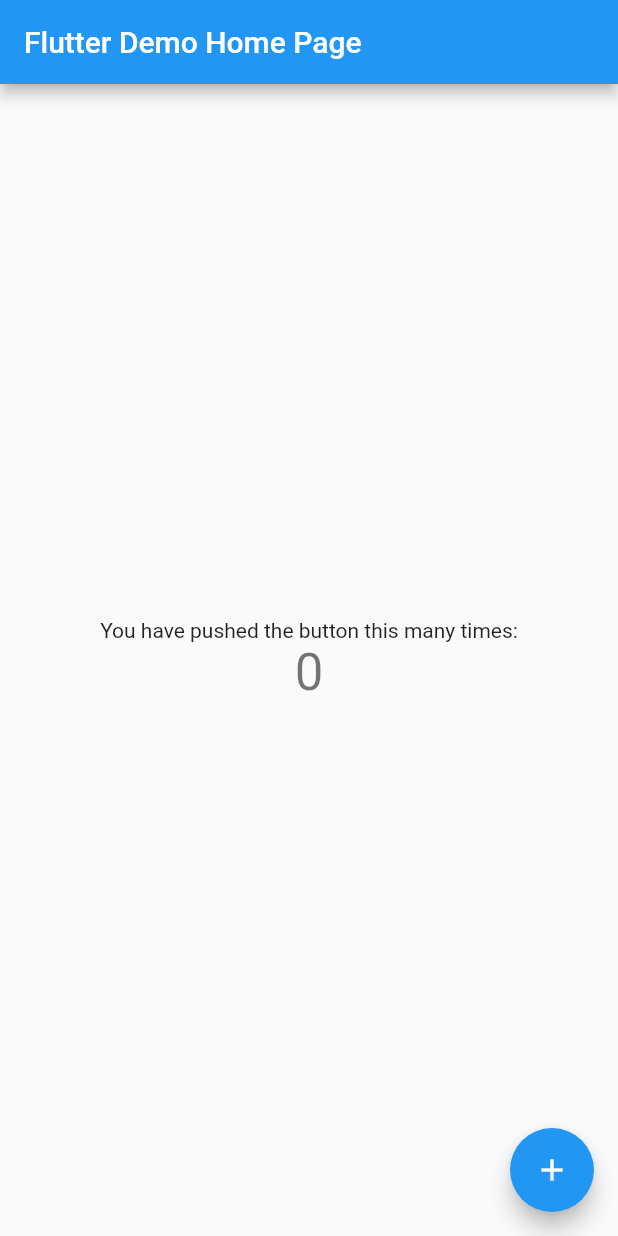
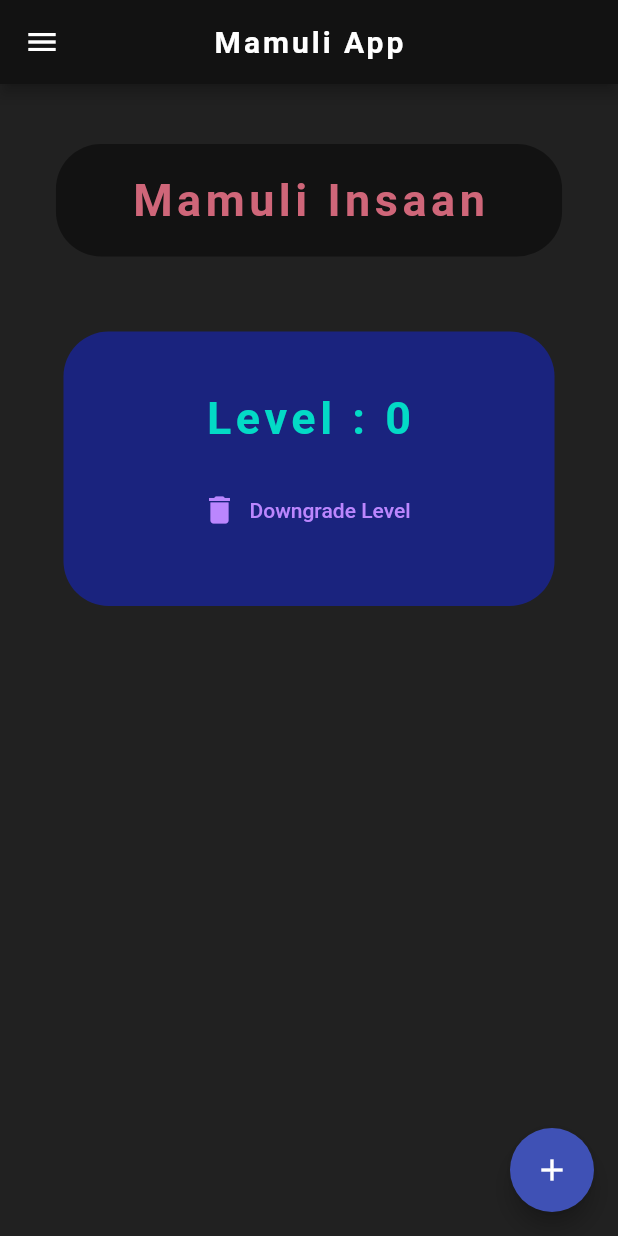
Before and after one commit to asutoshranjan/test-flutter, a Flutter app: the screen it shows after launch, on a phone screen of 412 x 824 dp. Run offline on Flutter 3.47's test engine with Material 2 defaults, Android fonts, the phone set to English and light mode, and no system bars.

Commit message:
The Mamuli App with Mamuli Level

```diff
--- /dev/null
+++ b/test_project/lib/homepage.dart
@@ -0,0 +1,132 @@
+import 'package:flutter/cupertino.dart';
+import 'package:flutter/material.dart';
+import 'package:flutter/painting.dart';
+
+// ignore_for_file: deprecated_member_use
+
+
+class Homepage extends StatefulWidget {
+  @override
+  _HomepageState createState() => _HomepageState();
+}
+
+class _HomepageState extends State<Homepage> {
+
+  int c = 0;
+
+  @override
+  Widget build(BuildContext context) {
+    return Scaffold(
+
+      backgroundColor: Colors.grey[900],
+
+      appBar: AppBar(
+        backgroundColor: Color(0xFF121212),
+        leading: IconButton(
+          icon: Icon(Icons.menu),
+          tooltip: 'Navigation menu',
+          onPressed: () {},
+        ),
+        title: Text(
+          'Mamuli App',
+          style: TextStyle(
+            fontSize: 20,
+            letterSpacing: 2,
+            fontWeight: FontWeight.bold,
+          ),
+        ),
+        centerTitle: true,
+      ),
+
+      body: Column(
+        children: [
+
+          SizedBox(
+            height: 40,
+          ),
+
+          Center(
+            child: Container(
+              padding: EdgeInsets.symmetric(horizontal: 50, vertical: 20),
+              child: Text(
+                'Mamuli Insaan',
+                style: TextStyle(
+                  color: Color(0xFFCF6679),
+                  fontSize: 30,
+                  fontWeight: FontWeight.bold,
+                  letterSpacing: 3,
+                ),
+              ),
+              decoration: BoxDecoration(
+                color: Color(0xFF121212),
+                borderRadius: BorderRadius.circular(30),
+              ),
+            ),
+          ),
+
+          SizedBox(
+            height: 50,
+          ),
+
+          Center(
+            child: Container(
+              padding: EdgeInsets.symmetric(horizontal: 80, vertical: 40),
+              child: Column(
+                children: [
+                  Text(
+                    'Level : ${c}',
+                    style: TextStyle(
+                      color: Color(0xFF03DAC6),
+                      fontSize: 30,
+                      fontWeight: FontWeight.bold,
+                      letterSpacing: 3,
+                    ),
+                  ),
+
+                  SizedBox(
+                    height: 20,
+                  ),
+
+                  FlatButton.icon(
+                    onPressed: () {
+                      setState(() {
+                        c -= 1;
+                      });
+                    },
+                    icon: Icon(
+                      Icons.delete,
+                      color: Color(0xFFBB86FE),
+                    ),
+                    label: Text(
+                      'Downgrade Level',
+                      style: TextStyle(
+                        color: Color(0xFFBB86FE),
+                      ),
+                    ),
+                  ),
+                ],
+              ),
+              decoration: BoxDecoration(
+                color: Colors.indigo[900],
+                borderRadius: BorderRadius.circular(30),
+              ),
+            ),
+          ),
+        ],
+      ),
+
+      floatingActionButton: FloatingActionButton(
+        onPressed: () {
+          setState(() {
+            c += 1;
+          });
+        },
+        backgroundColor: Colors.indigo,
+        child: Icon(
+          Icons.add,
+          color: Colors.white,
+        ),
+      ),
+    );
+  }
+}
--- a/test_project/lib/main.dart
+++ b/test_project/lib/main.dart
@@ -1,113 +1,25 @@
+
+
+import 'package:flutter/cupertino.dart';
 import 'package:flutter/material.dart';
+import 'package:flutter/painting.dart';
+import 'package:test_project/homepage.dart';
 
 void main() {
-  runApp(MyApp());
+  runApp(TestApp());
 }
 
-class MyApp extends StatelessWidget {
+class TestApp extends StatelessWidget {
   // This widget is the root of your application.
   @override
   Widget build(BuildContext context) {
     return MaterialApp(
       title: 'Flutter Demo',
       theme: ThemeData(
-        // This is the theme of your application.
-        //
-        // Try running your application with "flutter run". You'll see the
-        // application has a blue toolbar. Then, without quitting the app, try
-        // changing the primarySwatch below to Colors.green and then invoke
-        // "hot reload" (press "r" in the console where you ran "flutter run",
-        // or simply save your changes to "hot reload" in a Flutter IDE).
-        // Notice that the counter didn't reset back to zero; the application
-        // is not restarted.
         primarySwatch: Colors.blue,
       ),
-      home: MyHomePage(title: 'Flutter Demo Home Page'),
+      debugShowCheckedModeBanner: false,
+      home: Homepage(),
     );
   }
 }
-
-class MyHomePage extends StatefulWidget {
-  MyHomePage({Key? key, required this.title}) : super(key: key);
-
-  // This widget is the home page of your application. It is stateful, meaning
-  // that it has a State object (defined below) that contains fields that affect
-  // how it looks.
-
-  // This class is the configuration for the state. It holds the values (in this
-  // case the title) provided by the parent (in this case the App widget) and
-  // used by the build method of the State. Fields in a Widget subclass are
-  // always marked "final".
-
-  final String title;
-
-  @override
-  _MyHomePageState createState() => _MyHomePageState();
-}
-
-class _MyHomePageState extends State<MyHomePage> {
-  int _counter = 0;
-
-  void _incrementCounter() {
-    setState(() {
-      // This call to setState tells the Flutter framework that something has
-      // changed in this State, which causes it to rerun the build method below
-      // so that the display can reflect the updated values. If we changed
-      // _counter without calling setState(), then the build method would not be
-      // called again, and so nothing would appear to happen.
-      _counter++;
-    });
-  }
-
-  @override
-  Widget build(BuildContext context) {
-    // This method is rerun every time setState is called, for instance as done
-    // by the _incrementCounter method above.
-    //
-    // The Flutter framework has been optimized to make rerunning build methods
-    // fast, so that you can just rebuild anything that needs updating rather
-    // than having to individually change instances of widgets.
-    return Scaffold(
-      appBar: AppBar(
-        // Here we take the value from the MyHomePage object that was created by
-        // the App.build method, and use it to set our appbar title.
-        title: Text(widget.title),
-      ),
-      body: Center(
-        // Center is a layout widget. It takes a single child and positions it
-        // in the middle of the parent.
-        child: Column(
-          // Column is also a layout widget. It takes a list of children and
-          // arranges them vertically. By default, it sizes itself to fit its
-          // children horizontally, and tries to be as tall as its parent.
-          //
-          // Invoke "debug painting" (press "p" in the console, choose the
-          // "Toggle Debug Paint" action from the Flutter Inspector in Android
-          // Studio, or the "Toggle Debug Paint" command in Visual Studio Code)
-          // to see the wireframe for each widget.
-          //
-          // Column has various properties to control how it sizes itself and
-          // how it positions its children. Here we use mainAxisAlignment to
-          // center the children vertically; the main axis here is the vertical
-          // axis because Columns are vertical (the cross axis would be
-          // horizontal).
-          mainAxisAlignment: MainAxisAlignment.center,
-          children: <Widget>[
-            Text(
-              'You have pushed the button this many times:',
-            ),
-            Text(
-              '$_counter',
-              style: Theme.of(context).textTheme.headline4,
-            ),
-          ],
-        ),
-      ),
-      floatingActionButton: FloatingActionButton(
-        onPressed: _incrementCounter,
-        tooltip: 'Increment',
-        child: Icon(Icons.add),
-      ), // This trailing comma makes auto-formatting nicer for build methods.
-    );
-  }
-}
```
Also changed, not shown: test_project/pubspec.lock.
